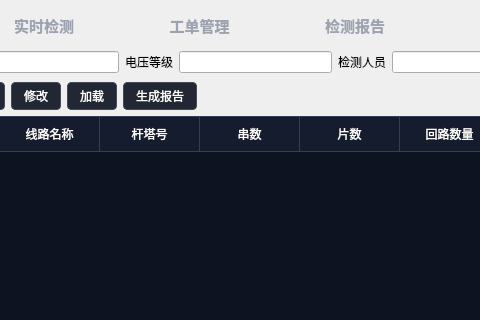
The window that Insulator_Zero_Value_Detection_Robot/UI/Insulator_Zero_Value_Detection_Robot.ui (yangreest/Zero-value-Insulator-Robot-V2) describes before a commit, drawn with Qt 5; both pictures show x 385 to 865 and y 0 to 320 of the 1209 by 859 pixel window.
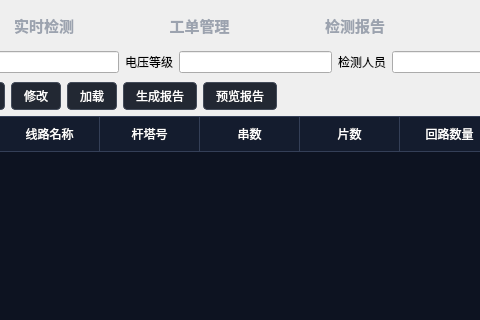
The same window after the commit. The open tabs and pages were chosen to show the change. Icons and pictures are not drawn.

Commit message:
feat(report): 实现报告富文本化改造，新增HTML模板和PDF导出功能
- 新增 ReportTemplate.html 模板文件，使用占位符 ${key} 替换工单数据
- 扩展 WriteReports 模块，实现 FillHtmlTemplate、BuildMearTableHtml、ExportHtmlToPdf 功能
- 新增 PreviewReportDialog 预览弹窗，支持富文本显示和PDF导出功能
- 修改主窗口界面，在工单管理页新增"预览报告"按钮，隐藏旧的检测报告导航
- 重构报告生成功能，统一使用HTML模板方式生成PDF报告，支持特殊字符转义
- 更新项目配置文件，注册新对话框相关的头文件、源文件和界面文件
- 实现工单切换时清空上次报告内容，预览时按当前工单重新生成报告

```diff
--- a/Insulator_Zero_Value_Detection_Robot/UI/Insulator_Zero_Value_Detection_Robot.ui
+++ b/Insulator_Zero_Value_Detection_Robot/UI/Insulator_Zero_Value_Detection_Robot.ui
@@ -4901,6 +4901,32 @@
                 </property>
                </widget>
               </item>
+              <item>
+               <widget class="QPushButton" name="pBPreviewReport">
+                <property name="styleSheet">
+                 <string notr="true">
+QPushButton
+{
+    background-color:#222833;
+    color:white;
+    border:1px solid #444c5a;
+    border-radius:4px;
+    padding:4px 12px;
+}
+QPushButton:hover
+{
+    border-color:#60a5fa;
+}
+QPushButton:pressed
+{
+    background-color:#303846;
+}</string>
+                </property>
+                <property name="text">
+                 <string>预览报告</string>
+                </property>
+               </widget>
+              </item>
               <item>
                <spacer name="horizontalSpacer_12">
                 <property name="orientation">
```
Left out of the diff: 4 changed lines with no effect on the pictures. The commit also changes 11 other files.
